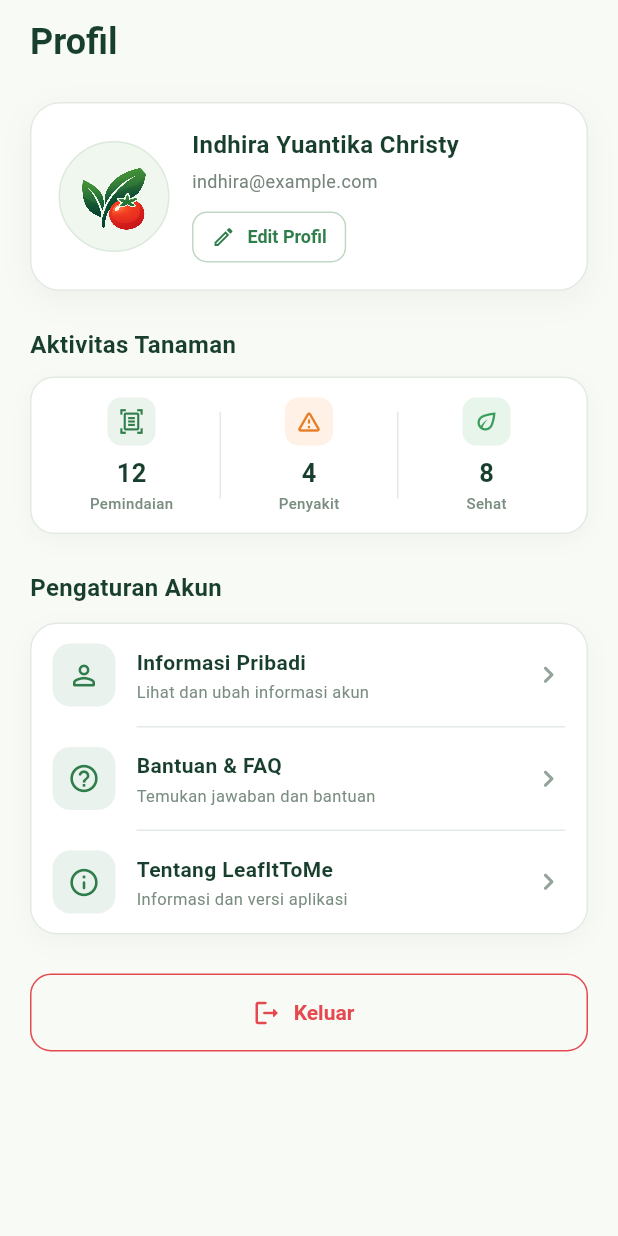
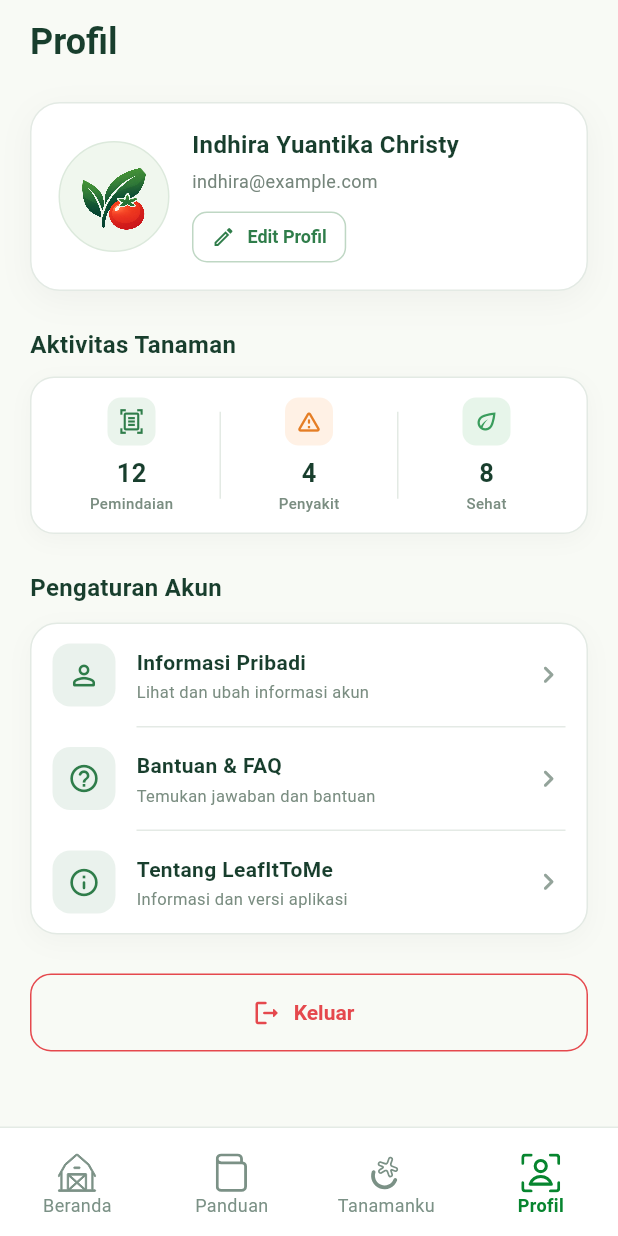
Before and after one commit to Indhirayc/PBL_Kelompok1_LeafItToMe, a Flutter app: the ProfilePage screen opened by its route, on a phone screen of 412 x 824 dp. Run offline on Flutter 3.47's test engine with Material 3 defaults, Android fonts, the phone set to English and light mode, and no system bars; our stand-ins replace flutter_svg, go_router.

Commit message:
feat(navigation): add main bottom navigation bar

```diff
--- /dev/null
+++ b/mobile_app/lib/core/widgets/main_bottom_navigation.dart
@@ -0,0 +1,217 @@
+import 'package:flutter/material.dart';
+import 'package:flutter_svg/flutter_svg.dart';
+import 'package:go_router/go_router.dart';
+
+class MainBottomNavigation extends StatelessWidget {
+  const MainBottomNavigation({
+    super.key,
+    required this.currentIndex,
+  }) : assert(
+          currentIndex >= 0 && currentIndex <= 3,
+          'currentIndex harus bernilai antara 0 sampai 3',
+        );
+
+  final int currentIndex;
+
+  static const Color _backgroundColor = Color(0xFFFFFFFF);
+  static const Color _borderColor = Color(0xFFE4EBE5);
+
+  @override
+  Widget build(BuildContext context) {
+    return Container(
+      decoration: const BoxDecoration(
+        color: _backgroundColor,
+        border: Border(
+          top: BorderSide(
+            color: _borderColor,
+            width: 1,
+          ),
+        ),
+      ),
+      child: SafeArea(
+        top: false,
+        child: SizedBox(
+          height: 72,
+          child: Row(
+            children: [
+              Expanded(
+                child: _NavigationItem(
+                  label: 'Beranda',
+                  iconPath: 'assets/icons/navigation/home.svg',
+                  isActive: currentIndex == 0,
+                  onTap: () {
+                    _handleNavigation(
+                      context,
+                      selectedIndex: 0,
+                      routeName: 'home',
+                    );
+                  },
+                ),
+              ),
+              Expanded(
+                child: _NavigationItem(
+                  label: 'Panduan',
+                  iconPath: 'assets/icons/navigation/guide.svg',
+                  isActive: currentIndex == 1,
+                  onTap: () {
+                    _handleNavigation(
+                      context,
+                      selectedIndex: 1,
+                      routeName: 'guides',
+                    );
+                  },
+                ),
+              ),
+              Expanded(
+                child: _NavigationItem(
+                  label: 'Tanamanku',
+                  iconPath: 'assets/icons/navigation/plant.svg',
+                  isActive: currentIndex == 2,
+                  onTap: () {
+                    _handleNavigation(
+                      context,
+                      selectedIndex: 2,
+                      routeName: 'plants',
+                    );
+                  },
+                ),
+              ),
+              Expanded(
+                child: _NavigationItem(
+                  label: 'Profil',
+                  iconPath: 'assets/icons/navigation/profile.svg',
+                  isActive: currentIndex == 3,
+                  onTap: () {
+                    _handleNavigation(
+                      context,
+                      selectedIndex: 3,
+                      routeName: 'profile',
+                    );
+                  },
+                ),
+              ),
+            ],
+          ),
+        ),
+      ),
+    );
+  }
+
+  void _handleNavigation(
+    BuildContext context, {
+    required int selectedIndex,
+    required String routeName,
+  }) {
+    // Jangan membuka kembali halaman yang sedang aktif.
+    if (selectedIndex == currentIndex) {
+      return;
+    }
+
+    // Untuk sementara, hanya halaman Profil yang sudah tersedia.
+    if (routeName == 'profile') {
+      context.goNamed('profile');
+      return;
+    }
+
+    // Halaman lain masih dikerjakan anggota kelompok.
+    ScaffoldMessenger.of(context)
+      ..hideCurrentSnackBar()
+      ..showSnackBar(
+        SnackBar(
+          content: Text(
+            'Halaman ${_getPageName(selectedIndex)} sedang dikembangkan.',
+          ),
+          duration: const Duration(seconds: 2),
+          behavior: SnackBarBehavior.floating,
+        ),
+      );
+  }
+
+  String _getPageName(int index) {
+    switch (index) {
+      case 0:
+        return 'Beranda';
+      case 1:
+        return 'Panduan';
+      case 2:
+        return 'Tanamanku';
+      case 3:
+        return 'Profil';
+      default:
+        return 'Tidak diketahui';
+    }
+  }
+}
+
+class _NavigationItem extends StatelessWidget {
+  const _NavigationItem({
+    required this.label,
+    required this.iconPath,
+    required this.isActive,
+    required this.onTap,
+  });
+
+  final String label;
+  final String iconPath;
+  final bool isActive;
+  final VoidCallback onTap;
+
+  static const Color _activeColor = Color(0xFF07852F);
+  static const Color _inactiveColor = Color(0xFF7B9186);
+
+  @override
+  Widget build(BuildContext context) {
+    final Color itemColor = isActive
+        ? _activeColor
+        : _inactiveColor;
+
+    return Material(
+      color: Colors.transparent,
+      child: InkWell(
+        onTap: onTap,
+        splashColor: _activeColor.withValues(alpha: 0.08),
+        highlightColor: _activeColor.withValues(alpha: 0.04),
+        child: Semantics(
+          button: true,
+          selected: isActive,
+          label: label,
+          child: Padding(
+            padding: const EdgeInsets.only(
+              top: 8,
+              bottom: 5,
+            ),
+            child: Column(
+              mainAxisAlignment: MainAxisAlignment.center,
+              children: [
+                SvgPicture.asset(
+                  iconPath,
+                  width: 26,
+                  height: 26,
+                  fit: BoxFit.contain,
+                  colorFilter: ColorFilter.mode(
+                    itemColor,
+                    BlendMode.srcIn,
+                  ),
+                ),
+                const SizedBox(height: 3),
+                Text(
+                  label,
+                  maxLines: 1,
+                  overflow: TextOverflow.ellipsis,
+                  style: TextStyle(
+                    color: itemColor,
+                    fontSize: 12,
+                    height: 1,
+                    fontWeight: isActive
+                        ? FontWeight.w600
+                        : FontWeight.w400,
+                  ),
+                ),
+              ],
+            ),
+          ),
+        ),
+      ),
+    );
+  }
+}
--- a/mobile_app/lib/features/profile/presentation/pages/profile_page.dart
+++ b/mobile_app/lib/features/profile/presentation/pages/profile_page.dart
@@ -2,6 +2,7 @@ import 'package:flutter/material.dart';
 import 'package:go_router/go_router.dart';
 
 import '../widgets/profile_menu_tile.dart';
+import '../../../../core/widgets/main_bottom_navigation.dart';
 
 class ProfilePage extends StatelessWidget {
   const ProfilePage({super.key});
@@ -124,8 +125,12 @@ class ProfilePage extends StatelessWidget {
           ),
         ),
       ),
-    );
-  }
+         // Profil merupakan menu keempat, sehingga index-nya 3.
+          bottomNavigationBar: const MainBottomNavigation(
+            currentIndex: 3,
+          ),
+        );
+      }
 
   Widget _buildProfileCard(BuildContext context) {
     return Container(
--- a/mobile_app/pubspec.yaml
+++ b/mobile_app/pubspec.yaml
@@ -35,6 +35,7 @@ dependencies:
   # Use with the CupertinoIcons class for iOS style icons.
   cupertino_icons: ^1.0.8
   go_router: ^17.0.0
+  flutter_svg: ^2.3.0
 
 dev_dependencies:
   flutter_test:
@@ -61,6 +62,10 @@ flutter:
   assets:
     - assets/images/splash/splash_background.png
     - assets/images/splash/leafittome_logo.png
+    - assets/icons/navigation/home.svg
+    - assets/icons/navigation/guide.svg
+    - assets/icons/navigation/plant.svg
+    - assets/icons/navigation/profile.svg
 
   # To add assets to your application, add an assets section, like this:
   # assets:
```
Also changed, not shown: mobile_app/assets/icons/navigation/guide.svg (added), mobile_app/assets/icons/navigation/home.svg (added), mobile_app/assets/icons/navigation/plant.svg (added), mobile_app/assets/icons/navigation/profile.svg (added).
